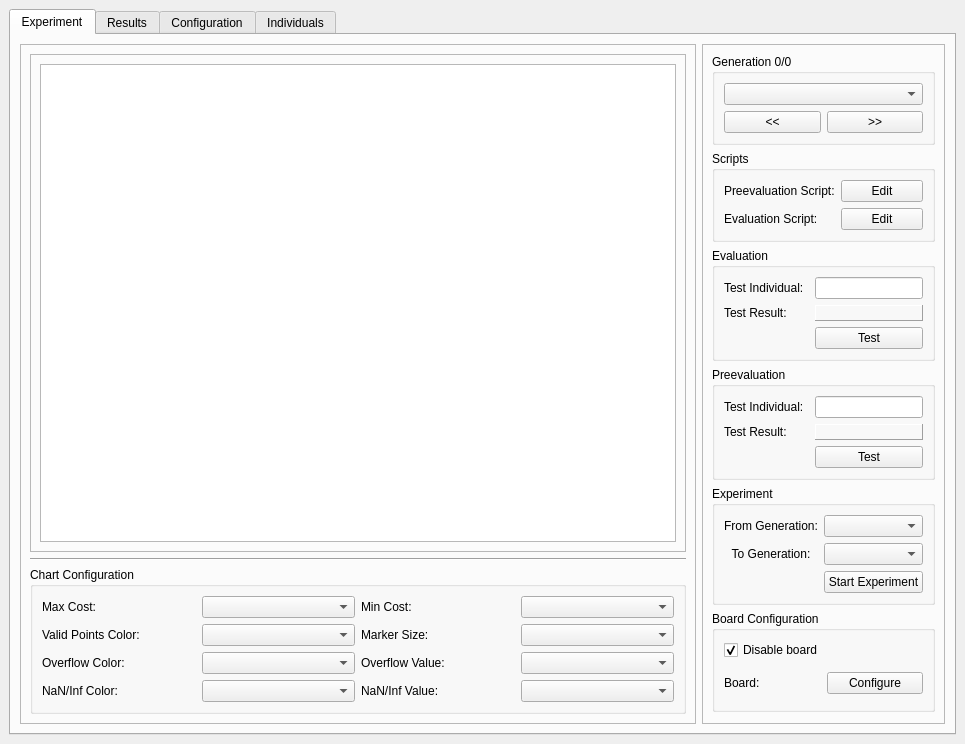
Old version of the form MLC/GUI/Autogenerated/mlc_qtcreator/experiment.ui in the repository MachineLearningControl/OpenMLC-Python.
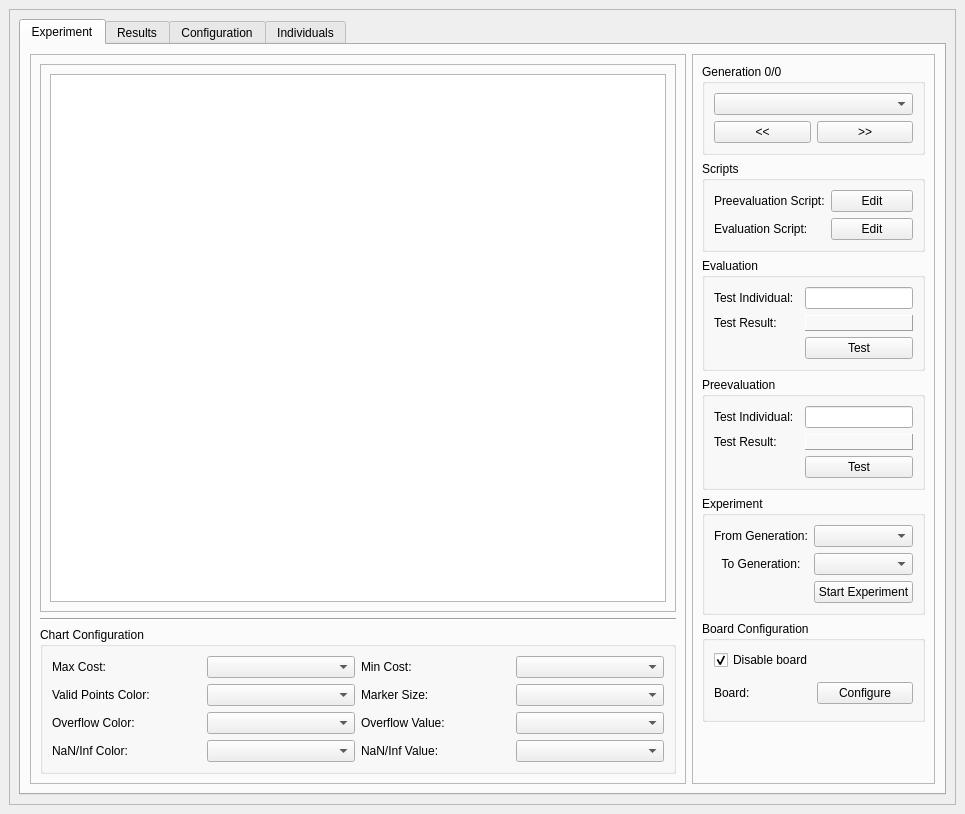
New version of the form.

Commit message: Added scroll areas to Experiment Window and tuned toy_problem graphs

The edit to the form file:
```diff
--- a/MLC/GUI/Autogenerated/mlc_qtcreator/experiment.ui
+++ b/MLC/GUI/Autogenerated/mlc_qtcreator/experiment.ui
@@ -10,7 +10,7 @@
     <x>0</x>
     <y>0</y>
     <width>965</width>
-    <height>687</height>
+    <height>814</height>
    </rect>
   </property>
   <property name="windowTitle">
@@ -19,6 +19,21 @@
   <widget class="QWidget" name="centralWidget">
    <layout class="QHBoxLayout" name="horizontalLayout">
     <item>
+     <widget class="QScrollArea" name="scrollArea">
+      <property name="widgetResizable">
+       <bool>true</bool>
+      </property>
+      <widget class="QWidget" name="scrollAreaWidgetContents">
+       <property name="geometry">
+        <rect>
+         <x>0</x>
+         <y>0</y>
+         <width>931</width>
+         <height>814</height>
+        </rect>
+       </property>
+       <layout class="QHBoxLayout" name="horizontalLayout_6">
+        <item>
      <widget class="QTabWidget" name="tabWidget">
       <property name="tabPosition">
        <enum>QTabWidget::North</enum>
@@ -854,6 +869,10 @@
             </spacer>
            </item>
           </layout>
+             </widget>
+            </item>
+           </layout>
+          </widget>
          </widget>
         </item>
        </layout>
```
Lines whose indentation alone changed are shown as unchanged. The commit also changes 7 other files.
